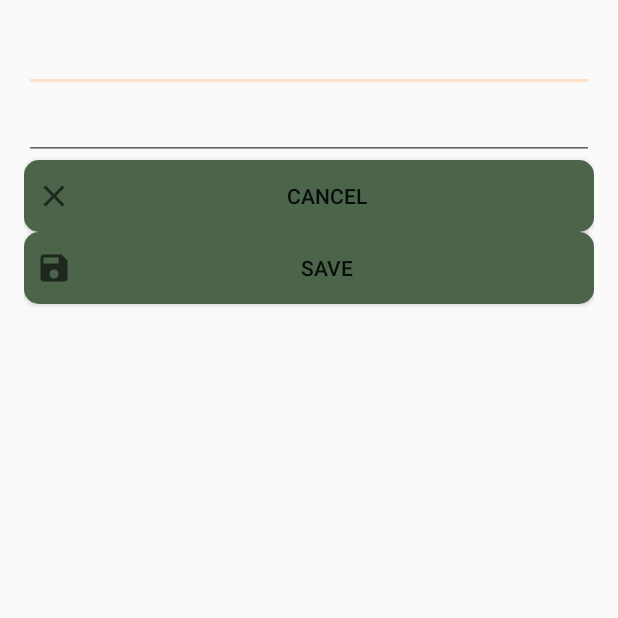
After one commit to jenniferlebantino/FinalYearProject, an Android app: the AddTripActivity screen opened directly, with no data from a screen before it, on a phone screen of 412 x 824 dp, the top half of it. The commit adds this screen. Run offline under Robolectric (Android 15) with nearby library versions, the phone set to English and light mode, and no system bars.

Commit message:
Basic AddTrip Page
- page to add new trips
- saves the trips to the database

```diff
--- /dev/null
+++ b/app/src/main/java/com/example/finalyearproject/AddTripActivity.java
@@ -0,0 +1,81 @@
+package com.example.finalyearproject;
+
+import androidx.appcompat.app.AppCompatActivity;
+
+import android.content.Intent;
+import android.os.Bundle;
+import android.view.View;
+import android.widget.Button;
+import android.widget.EditText;
+import android.widget.Toast;
+
+public class AddTripActivity extends AppCompatActivity {
+    public static final String EXTRA_TITLE =
+            "com.example.finalyearproject.EXTRA_TITLE";
+    public static final String EXTRA_DESCRIPTION=
+            "com.example.finalyearproject.EXTRA_DESCRIPTION";
+
+    private EditText titleTxtBox;
+    private EditText descriptionTxtBox;
+    private Button saveBtn;
+    private Button closeBtn;
+
+    @Override
+    protected void onCreate(Bundle savedInstanceState) {
+        super.onCreate(savedInstanceState);
+        setContentView(R.layout.activity_add_trip);
+
+        titleTxtBox = findViewById(R.id.addTrip_title);
+        descriptionTxtBox = findViewById(R.id.addTrip_description);
+
+        //getSupportActionBar().setHomeAsUpIndicator(R.drawable.ic_close);
+        setTitle("Add Trip");
+
+        saveBtn = (Button)findViewById(R.id.addTrip_saveBtn);
+        saveBtn.setOnClickListener(new View.OnClickListener()
+        {
+            @Override
+            public void onClick(View v)
+            {
+                SaveTrip();
+            }
+        });
+
+        closeBtn = (Button)findViewById(R.id.addTrip_closeBtn);
+        closeBtn.setOnClickListener(new View.OnClickListener()
+        {
+            @Override
+            public void onClick(View v)
+            {
+                launchTrips();
+            }
+        });
+    }
+
+    private void SaveTrip() {
+        String title = titleTxtBox.getText().toString();
+        String description = descriptionTxtBox.getText().toString();
+
+        if(title.trim().isEmpty() || description.trim().isEmpty())
+        {
+            Toast.makeText(this, "Please add a title and description", Toast.LENGTH_LONG).show();
+            return;
+        }
+
+        Intent tripData = new Intent();
+        tripData.putExtra(EXTRA_TITLE, title);
+        tripData.putExtra(EXTRA_DESCRIPTION, description);
+
+        setResult(RESULT_OK, tripData);
+        finish();
+    }
+
+    private void launchTrips() {
+        Intent launchTripsFragment= new Intent(AddTripActivity.this, TripsFragment.class);
+        startActivity(launchTripsFragment);
+    }
+
+
+
+
+}
--- /dev/null
+++ b/app/src/main/res/drawable/ic_close.xml
@@ -0,0 +1,10 @@
+<vector xmlns:android="http://schemas.android.com/apk/res/android"
+    android:width="24dp"
+    android:height="24dp"
+    android:viewportWidth="24"
+    android:viewportHeight="24"
+    android:tint="?attr/colorControlNormal">
+  <path
+      android:fillColor="@android:color/white"
+      android:pathData="M19,6.41L17.59,5 12,10.59 6.41,5 5,6.41 10.59,12 5,17.59 6.41,19 12,13.41 17.59,19 19,17.59 13.41,12z"/>
+</vector>
--- /dev/null
+++ b/app/src/main/res/drawable/ic_save.xml
@@ -0,0 +1,10 @@
+<vector xmlns:android="http://schemas.android.com/apk/res/android"
+    android:width="24dp"
+    android:height="24dp"
+    android:viewportWidth="24"
+    android:viewportHeight="24"
+    android:tint="?attr/colorControlNormal">
+  <path
+      android:fillColor="@android:color/white"
+      android:pathData="M17,3L5,3c-1.11,0 -2,0.9 -2,2v14c0,1.1 0.89,2 2,2h14c1.1,0 2,-0.9 2,-2L21,7l-4,-4zM12,19c-1.66,0 -3,-1.34 -3,-3s1.34,-3 3,-3 3,1.34 3,3 -1.34,3 -3,3zM15,9L5,9L5,5h10v4z"/>
+</vector>
--- /dev/null
+++ b/app/src/main/res/layout/activity_add_trip.xml
@@ -0,0 +1,44 @@
+<?xml version="1.0" encoding="utf-8"?>
+<LinearLayout xmlns:android="http://schemas.android.com/apk/res/android"
+    xmlns:app="http://schemas.android.com/apk/res-auto"
+    xmlns:tools="http://schemas.android.com/tools"
+    android:layout_width="match_parent"
+    android:layout_height="match_parent"
+    android:orientation="vertical"
+    android:padding="@dimen/double_spacing"
+    tools:context=".AddTripActivity">
+
+    <EditText
+        android:layout_width="match_parent"
+        android:layout_height="wrap_content"
+        android:id="@+id/addTrip_title"
+        android:inputType="text"
+        />
+
+    <EditText
+        android:layout_width="match_parent"
+        android:layout_height="wrap_content"
+        android:id="@+id/addTrip_description"
+        android:inputType="text"
+        />
+
+    <Button
+        android:id="@+id/addTrip_closeBtn"
+        android:layout_width="match_parent"
+        android:layout_height="wrap_content"
+        android:background="@drawable/medium_button"
+        android:drawableLeft="@drawable/ic_close"
+        android:text="Cancel"
+        android:padding="@dimen/single_spacing"
+        android:layout_toLeftOf="@id/addTrip_saveBtn"/>
+
+    <Button
+        android:id="@+id/addTrip_saveBtn"
+        android:layout_width="match_parent"
+        android:layout_height="wrap_content"
+        android:background="@drawable/medium_button"
+        android:text="Save"
+        android:padding="@dimen/single_spacing"
+        android:drawableLeft="@drawable/ic_save"
+        />
+</LinearLayout>
```
Also changed, not shown: app/src/main/AndroidManifest.xml (+3 -7 lines), app/src/main/java/com/example/finalyearproject/TripsFragment.java (+38 -0 lines), app/src/main/res/drawable/ic_add.xml (added, +10 -0 lines), app/src/main/res/layout/fragment_trips.xml (+10 -0 lines).
